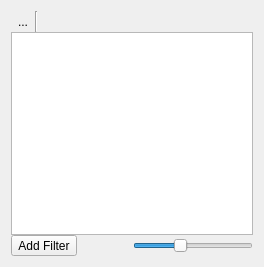
Before: the Qt Designer form app/thumbnailviewpanel.ui in KDE/gwenview, drawn with Qt 5.
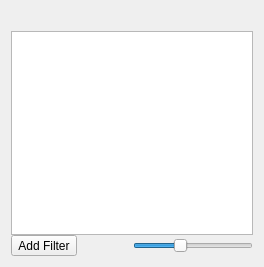
After: the same form once the commit is applied. Custom widgets are drawn as their Qt base class.

Commit message: Get rid of "start page" button in url bar.

```diff
--- a/app/thumbnailviewpanel.ui
+++ b/app/thumbnailviewpanel.ui
@@ -13,33 +13,10 @@
    <property name="spacing" >
     <number>0</number>
    </property>
-   <item row="0" column="0" >
-    <widget class="QToolButton" name="mStartPageButton" >
-     <property name="focusPolicy" >
-      <enum>Qt::NoFocus</enum>
-     </property>
-     <property name="text" >
-      <string>...</string>
-     </property>
-     <property name="toolButtonStyle" >
-      <enum>Qt::ToolButtonTextBesideIcon</enum>
-     </property>
-     <property name="autoRaise" >
-      <bool>true</bool>
-     </property>
-    </widget>
-   </item>
-   <item row="0" column="1" >
-    <widget class="Line" name="line" >
-     <property name="orientation" >
-      <enum>Qt::Vertical</enum>
-     </property>
-    </widget>
-   </item>
-   <item row="0" column="2" >
-    <widget class="QWidget" native="1" name="mUrlNavigatorContainer" >
-     <property name="sizePolicy" >
-      <sizepolicy vsizetype="Preferred" hsizetype="Expanding" >
+   <item row="0" column="2">
+    <widget class="QWidget" name="mUrlNavigatorContainer" native="true">
+     <property name="sizePolicy">
+      <sizepolicy hsizetype="Expanding" vsizetype="Preferred">
        <horstretch>0</horstretch>
        <verstretch>0</verstretch>
       </sizepolicy>
@@ -137,6 +114,22 @@
      </layout>
     </widget>
    </item>
+   <item row="0" column="1">
+    <spacer name="horizontalSpacer">
+     <property name="orientation">
+      <enum>Qt::Horizontal</enum>
+     </property>
+     <property name="sizeType">
+      <enum>QSizePolicy::Fixed</enum>
+     </property>
+     <property name="sizeHint" stdset="0">
+      <size>
+       <width>20</width>
+       <height>20</height>
+      </size>
+     </property>
+    </spacer>
+   </item>
   </layout>
  </widget>
  <customwidgets>
```
Left out of the diff: 75 changed lines with no effect on the pictures. The commit also changes 3 other files.
